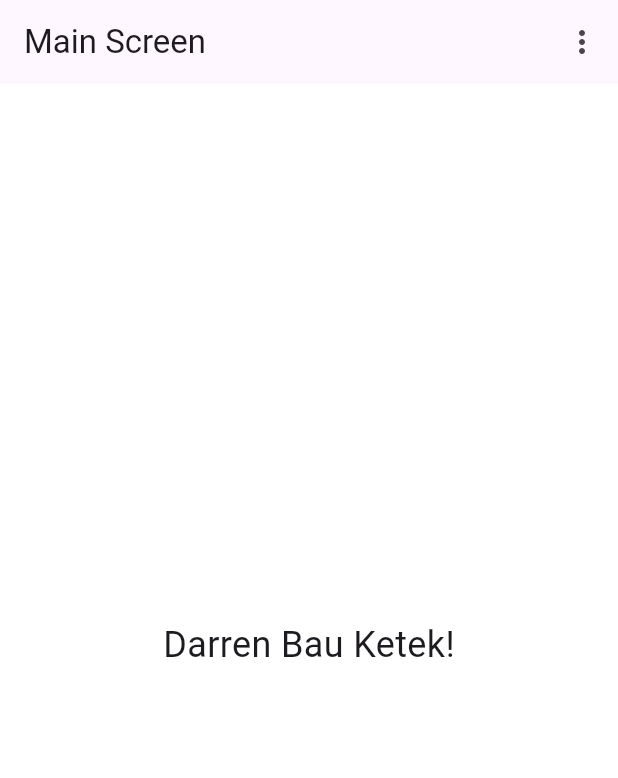
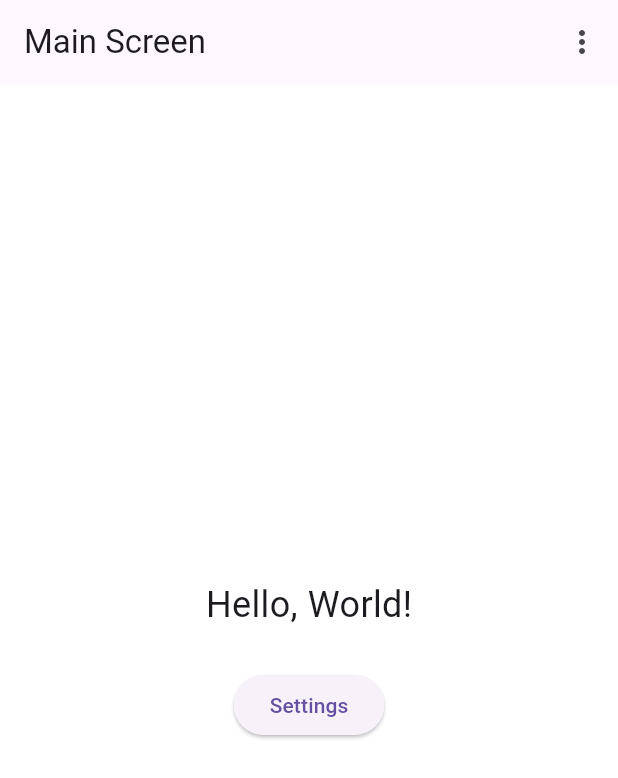
Before and after one commit to hurahirawa/quiz, a Flutter app: the screen it shows after launch, on a phone screen of 412 x 824 dp. Shown: the top 778 px of the screen. Run offline on Flutter 3.47's test engine with Material 3 defaults, Android fonts, the phone set to English and light mode, and no system bars; our stand-ins replace google_fonts.

Commit message:
fix and changes

```diff
--- a/lib/main.dart
+++ b/lib/main.dart
@@ -2,6 +2,7 @@ import 'package:flutter/material.dart';
 import 'package:provider/provider.dart';
 import 'theme_provider.dart';
 import 'screens/main_screen.dart';
+import 'screens/settings_screen.dart';
 
 void main() {
   runApp(
--- a/lib/screens/main_screen.dart
+++ b/lib/screens/main_screen.dart
@@ -1,6 +1,7 @@
 import 'package:flutter/material.dart';
 import 'package:provider/provider.dart';
 import '../theme_provider.dart';
+import 'settings_screen.dart';
 
 class MainScreen extends StatelessWidget {
   const MainScreen({super.key});
@@ -59,10 +60,19 @@ class MainScreen extends StatelessWidget {
               mainAxisAlignment: MainAxisAlignment.center,
               children: [
                 Text(
-                  'Darren Bau Ketek!',
+                  'Hello, World!',
                   style: themeProvider.currentFont.copyWith(fontSize: 24),
                 ),
                 const SizedBox(height: 20),
+                ElevatedButton(
+                  onPressed: () {
+                    Navigator.push(
+                      context,
+                      MaterialPageRoute(builder: (context) => const SettingsScreen()),
+                    );
+                  },
+                  child: const Text('Settings'),
+                ),
               ],
             ),
           );
--- a/lib/screens/settings_screen.dart
+++ b/lib/screens/settings_screen.dart
@@ -43,6 +43,12 @@ class SettingsScreen extends StatelessWidget {
                     );
                   }),
                 ),
+                const SizedBox(height: 20),
+                // Teks untuk memastikan perubahan font
+                Text(
+                  'Current Font: ${themeProvider.fontNames[themeProvider.currentFontIndex]}',
+                  style: themeProvider.currentFont.copyWith(fontSize: 18),
+                ),
               ],
             ),
           );
--- a/lib/theme_provider.dart
+++ b/lib/theme_provider.dart
@@ -25,6 +25,7 @@ class ThemeProvider with ChangeNotifier {
   int _currentThemeIndex = 0;
 
   ThemeData get currentTheme => themes[_currentThemeIndex];
+  int get currentFontIndex => _currentFontIndex;
 
   void updateTheme(int index) {
     _currentThemeIndex = index;
@@ -33,13 +34,13 @@ class ThemeProvider with ChangeNotifier {
 
   // List of font styles
   List<TextStyle> fonts = [
-    GoogleFonts.roboto(),
-    GoogleFonts.lobster(),
-    GoogleFonts.montserrat(),
+    GoogleFonts.notoSansJavanese(),
+    GoogleFonts.dotGothic16(),
+    GoogleFonts.oswald(),
   ];
 
   // List of font names for display purposes
-  List<String> fontNames = ['Roboto', 'Lobster', 'Montserrat'];
+  List<String> fontNames = ['Noto Sans Jacanese', 'Doto', 'Oswald'];
 
   // Current font index
   int _currentFontIndex = 0;
```
